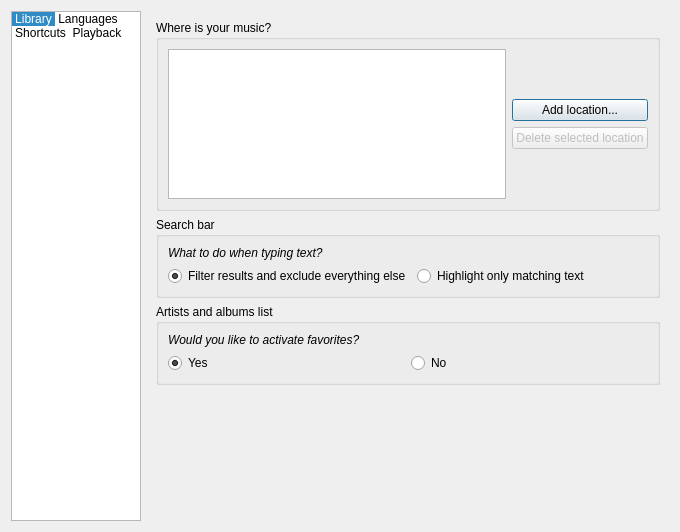
This is code/src/customizeoptionsdialog.ui in MBach/Miam-Player as Qt 5 draws it before an edit. The edited form follows.
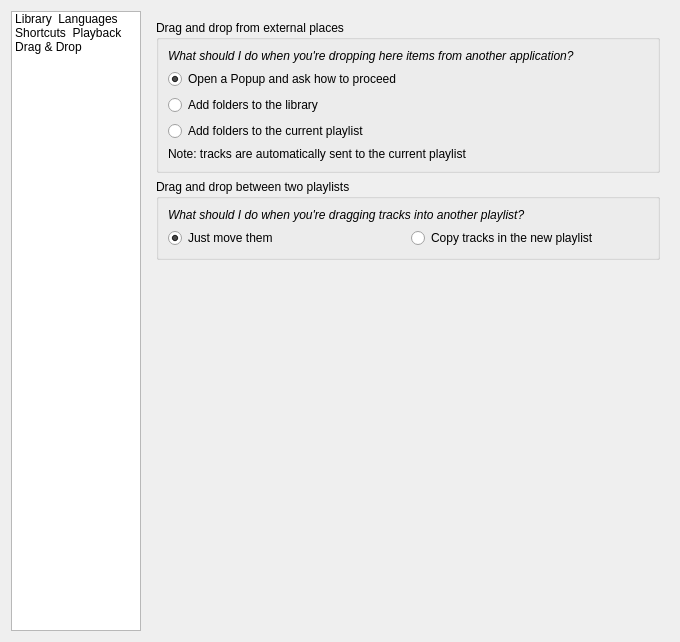
This is the edited form. The open tabs and pages were chosen to show the change. Icons and pictures are not drawn. Custom widgets are drawn as their Qt base class.

Commit message:
One can now drag & drop from external application
You can also move or copy tracks between playlists.

```diff
--- a/code/src/customizeoptionsdialog.ui
+++ b/code/src/customizeoptionsdialog.ui
@@ -7,7 +7,7 @@
     <x>0</x>
     <y>0</y>
     <width>680</width>
-    <height>532</height>
+    <height>642</height>
    </rect>
   </property>
   <property name="windowTitle">
@@ -44,7 +44,7 @@
       <enum>QListView::IconMode</enum>
      </property>
      <property name="currentRow">
-      <number>0</number>
+      <number>-1</number>
      </property>
      <item>
       <property name="text">
@@ -82,6 +82,15 @@
         <normaloff>:/config/music</normaloff>:/config/music</iconset>
       </property>
      </item>
+     <item>
+      <property name="text">
+       <string>Drag &amp; Drop</string>
+      </property>
+      <property name="icon">
+       <iconset resource="mmmmp.qrc">
+        <normaloff>:/icons/drop-arrow</normaloff>:/icons/drop-arrow</iconset>
+      </property>
+     </item>
     </widget>
    </item>
    <item>
@@ -2230,6 +2239,123 @@
        </item>
       </layout>
      </widget>
+     <widget class="QWidget" name="page_5">
+      <layout class="QVBoxLayout" name="verticalLayout_10">
+       <item>
+        <widget class="QGroupBox" name="groupBoxDDFromExternalPlaces">
+         <property name="title">
+          <string>Drag and drop from external places</string>
+         </property>
+         <layout class="QVBoxLayout" name="verticalLayout_8">
+          <item>
+           <widget class="QLabel" name="labelDDFromOtherPlaces">
+            <property name="font">
+             <font>
+              <italic>true</italic>
+             </font>
+            </property>
+            <property name="text">
+             <string>What should I do when you're dropping here items from another application?</string>
+            </property>
+            <property name="wordWrap">
+             <bool>true</bool>
+            </property>
+           </widget>
+          </item>
+          <item>
+           <widget class="QRadioButton" name="radioButtonDDOpenPopup">
+            <property name="text">
+             <string>Open a Popup and ask how to proceed</string>
+            </property>
+            <property name="checked">
+             <bool>true</bool>
+            </property>
+           </widget>
+          </item>
+          <item>
+           <widget class="QRadioButton" name="radioButtonDDAddToLibrary">
+            <property name="text">
+             <string>Add folders to the library</string>
+            </property>
+           </widget>
+          </item>
+          <item>
+           <widget class="QRadioButton" name="radioButtonDDAddToPlaylist">
+            <property name="text">
+             <string>Add folders to the current playlist</string>
+            </property>
+           </widget>
+          </item>
+          <item>
+           <widget class="QLabel" name="labelDDNoteTracks">
+            <property name="text">
+             <string>Note: tracks are automatically sent to the current playlist</string>
+            </property>
+           </widget>
+          </item>
+         </layout>
+        </widget>
+       </item>
+       <item>
+        <widget class="QGroupBox" name="groupBoxDDBetweenPlaylists">
+         <property name="title">
+          <string>Drag and drop between two playlists</string>
+         </property>
+         <layout class="QVBoxLayout" name="verticalLayout_9">
+          <item>
+           <widget class="QLabel" name="labelDDBetweenPlaylists">
+            <property name="font">
+             <font>
+              <italic>true</italic>
+             </font>
+            </property>
+            <property name="text">
+             <string>What should I do when you're dragging tracks into another playlist?</string>
+            </property>
+            <property name="wordWrap">
+             <bool>true</bool>
+            </property>
+           </widget>
+          </item>
+          <item>
+           <layout class="QHBoxLayout" name="hl_DDCopyToAnotherPlaylist">
+            <item>
+             <widget class="QRadioButton" name="radioButtonDDMovePlaylistTracks">
+              <property name="text">
+               <string>Just move them</string>
+              </property>
+              <property name="checked">
+               <bool>true</bool>
+              </property>
+             </widget>
+            </item>
+            <item>
+             <widget class="QRadioButton" name="radioButtonDDCopyPlaylistTracks">
+              <property name="text">
+               <string>Copy tracks in the new playlist</string>
+              </property>
+             </widget>
+            </item>
+           </layout>
+          </item>
+         </layout>
+        </widget>
+       </item>
+       <item>
+        <spacer name="verticalSpacer">
+         <property name="orientation">
+          <enum>Qt::Vertical</enum>
+         </property>
+         <property name="sizeHint" stdset="0">
+          <size>
+           <width>20</width>
+           <height>40</height>
+          </size>
+         </property>
+        </spacer>
+       </item>
+      </layout>
+     </widget>
     </widget>
    </item>
   </layout>
```
Left out of the diff: 18 changed lines with no effect on the pictures. The commit also changes 24 other files.
